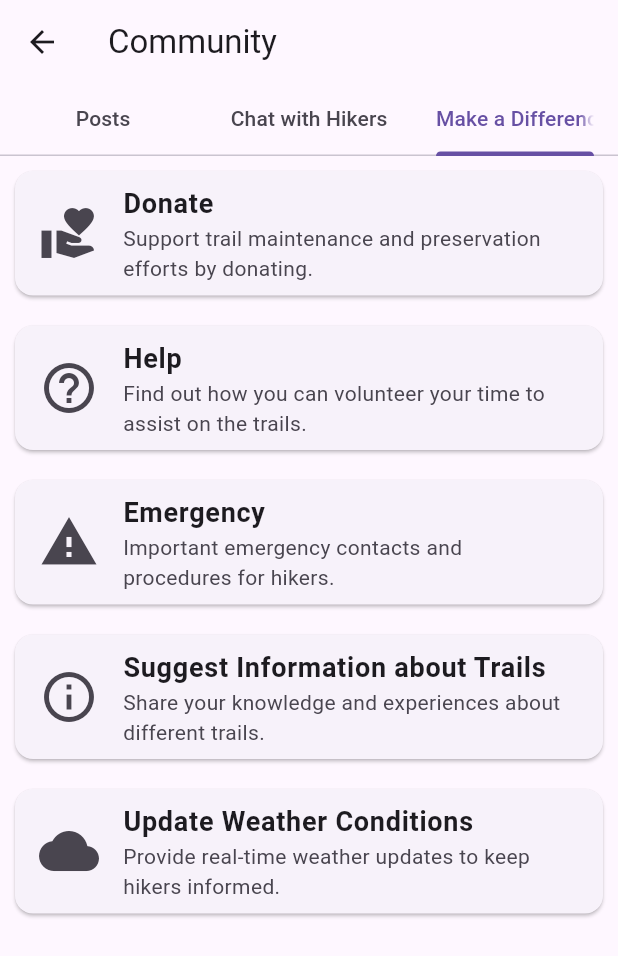
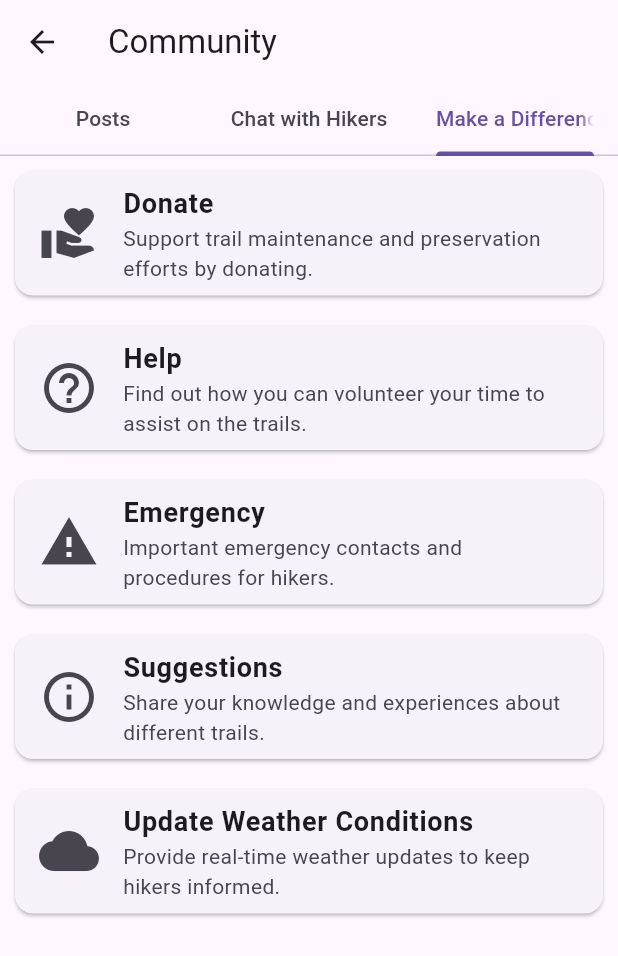
Before and after one commit to ReapredatoR/serendib_trails, a Flutter app: the CommunityScreen screen opened directly, tab 3 chosen, on a phone screen of 412 x 824 dp. Shown: the top 956 px of the screen. Run offline on Flutter 3.47's test engine with Material 3 defaults, Android fonts, the light colour scheme and no system bars.

Commit message:
community - suggetions update

```diff
--- a/lib/screens/community_screen.dart
+++ b/lib/screens/community_screen.dart
@@ -244,7 +244,7 @@ class _CommunityScreenState extends State<CommunityScreen> {
                   'Important emergency contacts and procedures for hikers.',
                 ),
                 _buildMakeADifferenceSection(
-                  'Suggest Information about Trails',
+                  'Suggestions',
                   Icons.info_outline,
                   'Share your knowledge and experiences about different trails.',
                 ),
```
